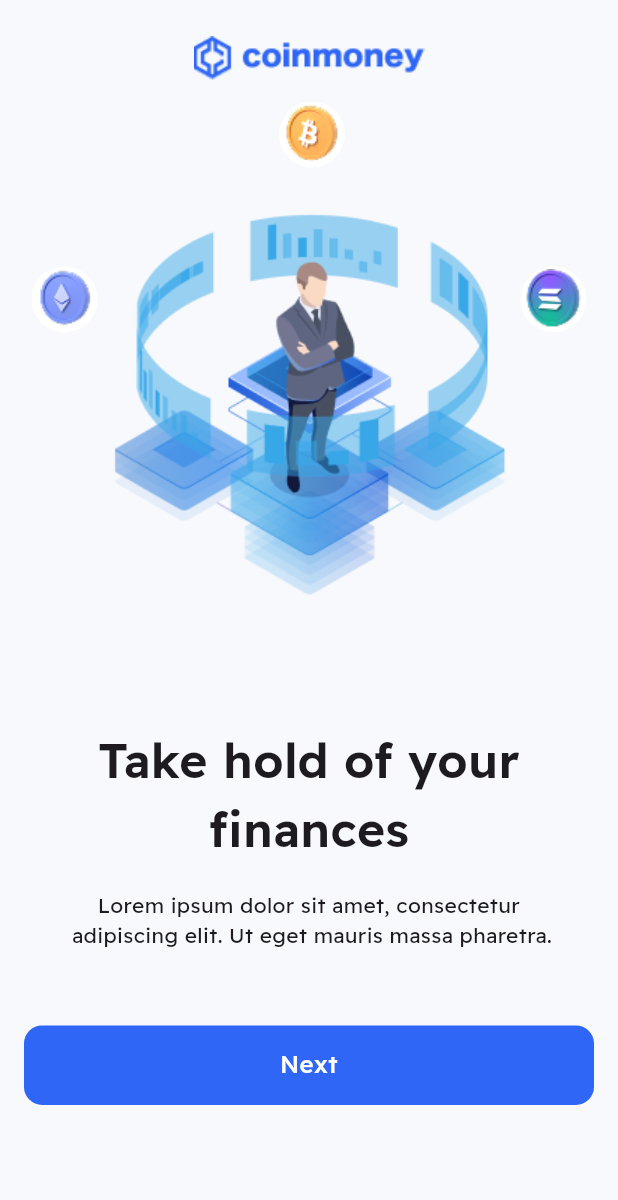
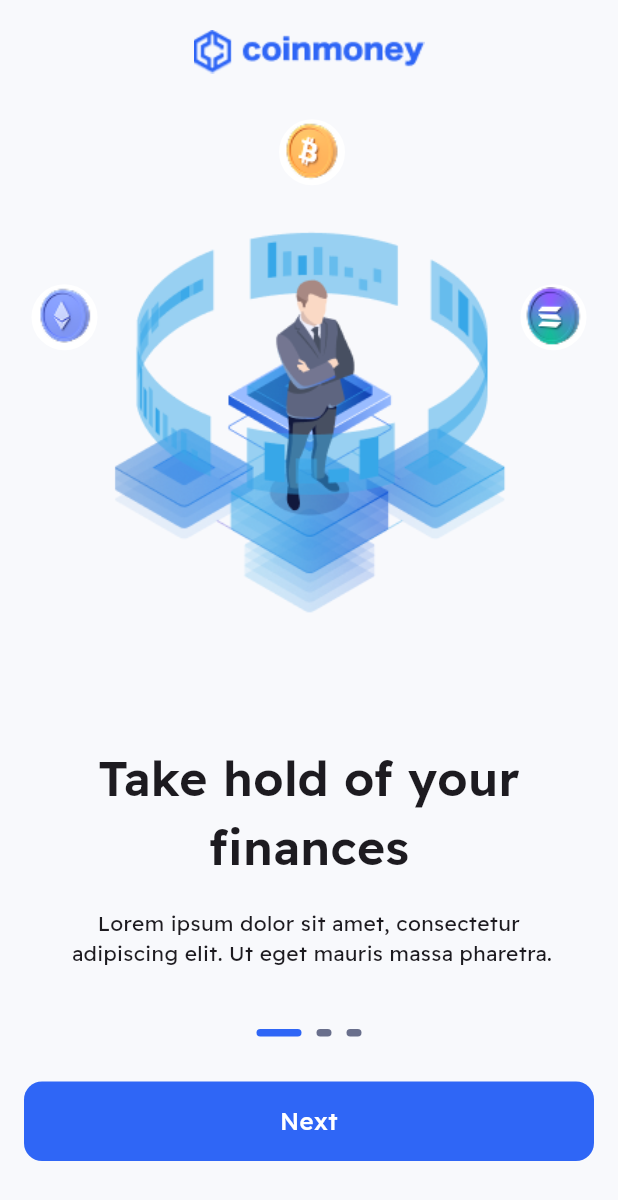
Before and after one commit to minKasent/crypto_exchange, a Flutter app: the OnboardScreens screen opened directly, on a phone screen of 412 x 824 dp. Shown: the top 1200 px of the screen. Run offline on Flutter 3.47's test engine with Material 3 defaults, Android fonts, the phone set to English and light mode, and no system bars; our stand-ins replace shared_preferences; accounts and stored records are empty.

Commit message:
completed onboarding

```diff
--- /dev/null
+++ b/lib/components/onboarding_page.dart
@@ -0,0 +1,93 @@
+import 'package:crypto_exchange/components/app_text.dart';
+import 'package:crypto_exchange/components/app_text_style.dart';
+import 'package:crypto_exchange/constants/app_icons_path.dart';
+import 'package:flutter/material.dart';
+
+
+class OnboardingPage extends StatelessWidget {
+  final String imagePath;
+  final String title;
+  final String description;
+
+  const OnboardingPage({
+    super.key,
+    required this.imagePath,
+    required this.title,
+    required this.description,
+  });
+
+  @override
+  Widget build(BuildContext context) {
+    return Column(
+      mainAxisAlignment: MainAxisAlignment.center,
+      children: [
+        Center(
+          child: Stack(
+            clipBehavior: Clip.none,
+            children: [
+              SizedBox(
+                width: 350,
+                height: 350,
+                child: Center(
+                  child: Image.asset(
+                    imagePath,
+                    fit: BoxFit.contain,
+                  ),
+                ),
+              ),
+              // Icon Ethereum
+              Positioned(
+                top: -10,
+                left: 155,
+                child: CircleAvatar(
+                  backgroundColor: Colors.white,
+                  radius: 22,
+                  child: Image.asset(AppIconsPath.iconsBTC),
+                ),
+              ),
+              // Icon Bitcoin
+              Positioned(
+                left: -10,
+                top: 100,
+                child: CircleAvatar(
+                  backgroundColor: Colors.white,
+                  radius: 22,
+                  child: Image.asset(AppIconsPath.iconsETH),
+                ),
+              ),
+              // Icon Stable coin
+              Positioned(
+                right: -10,
+                top: 100,
+                child: CircleAvatar(
+                  backgroundColor: Colors.white,
+                  radius: 22,
+                  child: Image.asset(AppIconsPath.iconsSLA),
+                ),
+              ),
+            ],
+          ),
+        ),
+        Column(
+          mainAxisAlignment: MainAxisAlignment.center,
+          children: [
+            const SizedBox(height: 56),
+            Padding(
+              padding: const EdgeInsets.symmetric(horizontal: 10.0),
+              child: AppText(content: title),
+            ),
+            const SizedBox(height: 18),
+            Padding(
+              padding: const EdgeInsets.symmetric(horizontal: 18.0),
+              child: Text(
+                description,
+                style: AppTextStyle.text14Regular,
+                textAlign: TextAlign.center,
+              ),
+            ),
+          ],
+        ),
+      ],
+    );
+  }
+}
--- a/lib/constants/app_colors_path.dart
+++ b/lib/constants/app_colors_path.dart
@@ -3,5 +3,6 @@ import 'dart:ui';
 class AppColorsPath {
   static Color lightWhite = const Color(0xFFF8F9FC);
   static Color blue = const Color(0xFF2F66F6);
-  static Color  white = const Color(0xFFFFFFFF);
+  static Color white = const Color(0xFFFFFFFF);
+  static Color grey = const Color(0xFF696F8C);
 }
--- a/lib/constants/app_icons_path.dart
+++ b/lib/constants/app_icons_path.dart
@@ -1,5 +1,10 @@
 class AppIconsPath {
-  static const String iconsBTC = 'assets/images/Bitcoin.png';
-  static const String iconsETH = 'assets/images/Ethereum.png';
-  static const String iconsSLA = 'assets/images/Solana.png';
+  static const String iconsBTC = 'assets/icons/Bitcoin.png';
+  static const String iconsETH = 'assets/icons/Ethereum.png';
+  static const String iconsSLA = 'assets/icons/Solana.png';
+  static const String iconsHome = 'assets/icons/Home.png';
+  static const String iconsTrade = 'assets/icons/Trade.png';
+  static const String iconsMarket = 'assets/icons/Market.png';
+  static const String iconsWallet = 'assets/icons/Wallet.png';
+  static const String iconsFavorites = 'assets/icons/Favorites.png';
 }
--- a/lib/main.dart
+++ b/lib/main.dart
@@ -1,13 +1,18 @@
 import 'package:crypto_exchange/screens/demo_stream.dart';
 import 'package:crypto_exchange/screens/onboard_screens.dart';
 import 'package:flutter/material.dart';
+import 'package:shared_preferences/shared_preferences.dart';
 
-void main() {
-  runApp(const MyApp());
+void main() async {
+  WidgetsFlutterBinding.ensureInitialized();
+  SharedPreferences prefs = await SharedPreferences.getInstance();
+  bool onboardingCompleted = prefs.getBool('onboarding_completed') ?? false;
+  runApp(MyApp(onboardingCompleted: onboardingCompleted));
 }
 
 class MyApp extends StatelessWidget {
-  const MyApp({super.key});
+  final bool onboardingCompleted;
+  const MyApp({super.key, required this.onboardingCompleted});
 
   @override
   Widget build(BuildContext context) {
@@ -17,7 +22,7 @@ class MyApp extends StatelessWidget {
       theme: ThemeData(
         colorScheme: ColorScheme.fromSeed(seedColor: Colors.deepPurple),
       ),
-      home: const DemoHomeScreen(),
+      home: onboardingCompleted ? const DemoHomeScreen() : const OnboardScreens(),
     );
   }
 }
--- a/lib/screens/onboard_screens.dart
+++ b/lib/screens/onboard_screens.dart
@@ -1,12 +1,33 @@
 import 'package:crypto_exchange/components/app_text.dart';
 import 'package:crypto_exchange/components/app_text_style.dart';
+import 'package:crypto_exchange/components/onboarding_page.dart';
 import 'package:crypto_exchange/constants/app_colors_path.dart';
-import 'package:crypto_exchange/constants/app_icons_path.dart';
 import 'package:crypto_exchange/constants/app_images_path.dart';
+import 'package:crypto_exchange/screens/demo_stream.dart';
 import 'package:flutter/material.dart';
+import 'package:shared_preferences/shared_preferences.dart';
 
-class OnboardScreens extends StatelessWidget {
+
+class OnboardScreens extends StatefulWidget {
   const OnboardScreens({super.key});
+
+  @override
+  State<OnboardScreens> createState() => _OnboardScreensState();
+}
+
+class _OnboardScreensState extends State<OnboardScreens> {
+  final PageController _pageController = PageController();
+  int _currentPage = 0;
+
+  @override
+  void initState() {
+    super.initState();
+    _pageController.addListener(() {
+      setState(() {
+        _currentPage = _pageController.page!.round();
+      });
+    });
+  }
 
   @override
   Widget build(BuildContext context) {
@@ -16,100 +37,88 @@ class OnboardScreens extends StatelessWidget {
       body: SafeArea(
         child: Column(
           children: [
+            SizedBox(height: 20,),
             Row(
               mainAxisAlignment: MainAxisAlignment.center,
               children: [
-                Image.asset(
-                  alignment: Alignment.center,
-                  AppImagePaths.logo,
-                  width: size.width,
-                ),
+                Image.asset(AppImagePaths.logo)
               ],
             ),
-            Center(
-              child: Stack(
-                clipBehavior: Clip.none,
-                children: [
-                  SizedBox(
-                    width: 350,
-                    height: 350,
-                    child: Center(
-                      child: Image.asset(
-                        AppImagePaths.img_market_analysis,
-                        fit: BoxFit.contain,
+            Expanded(
+              child: PageView(
+                controller: _pageController,
+                children: const [
+                  OnboardingPage(
+                    imagePath: 'assets/images/market_analysis.png',
+                    title: 'Take hold of your finances',
+                    description:
+                    'Lorem ipsum dolor sit amet, consectetur \n adipiscing elit. Ut eget mauris massa pharetra.',
                   ),
+                  OnboardingPage(
+                    imagePath: 'assets/images/mobile _financial_analytics.png',
+                    title: 'Smart trading tools',
+                    description:
+                    'Lorem ipsum dolor sit amet, consectetur \n adipiscing elit. Ut eget mauris massa pharetra.',
                   ),
-                  ),
-                  // Icon Ethereum
-                  Positioned(
-                    top: -10,
-                    left: 155,
-                    child: CircleAvatar(
-                      backgroundColor: Colors.white,
-                      radius: 22,
-                      child: Image.asset(AppIconsPath.iconsBTC),
-                    ),
-                  ),
-                  // Icon Bitcoin
-                  Positioned(
-                    left: -10,
-                    top: 100,
-                    child: CircleAvatar(
-                      backgroundColor: Colors.white,
-                      radius: 22,
-                      child: Image.asset(AppIconsPath.iconsETH),
-                    ),
-                  ),
-                  // Icon Stable coin
-                  Positioned(
-                    right: -10,
-                    top: 100,
-                    child: CircleAvatar(
-                      backgroundColor: Colors.white,
-                      radius: 22,
-                      child: Image.asset(AppIconsPath.iconsSLA),
-                    ),
+                  OnboardingPage(
+                    imagePath: 'assets/images/blockchain_development.png',
+                    title: 'Invest in the future',
+                    description:
+                    'Lorem ipsum dolor sit amet, consectetur \n adipiscing elit. Ut eget mauris massa pharetra.',
                   ),
                 ],
               ),
             ),
-            Column(
+            Row(
               mainAxisAlignment: MainAxisAlignment.center,
-              children: [
-                const SizedBox(height: 56),
-                Padding(
-                  padding: const EdgeInsets.symmetric(horizontal: 10.0),
-                  child: AppText(content: "Take hold of your\nfinances"),
+              children: List.generate(3, (index) {
+                return AnimatedContainer(
+                  duration: const Duration(milliseconds: 300),
+                  height: 5,
+                  width: _currentPage == index ? 30 : 10,
+                  margin: const EdgeInsets.symmetric(horizontal: 5),
+                  decoration: BoxDecoration(
+                    color: _currentPage == index
+                        ? AppColorsPath.blue
+                        : AppColorsPath.grey,
+                    borderRadius: BorderRadius.circular(5),
                   ),
-                const SizedBox(height: 18),
-                Padding(
-                  padding: const EdgeInsets.symmetric(horizontal: 18.0),
-                  child: Text(
-                    "Lorem ipsum dolor sit amet, consectetur \n adipiscing elit. Ut eget mauris massa pharetra.",
-                    style: AppTextStyle.text14Regular,
-                    textAlign: TextAlign.center,
+                );
+              }),
             ),
-                ),
-              ],
-            ),
-            SizedBox(height: 50),
-            Container(
+            const SizedBox(height: 30),
+            GestureDetector(
+              onTap: () async {
+                if (_currentPage < 2) {
+                  _pageController.nextPage(
+                    duration: const Duration(milliseconds: 500),
+                    curve: Curves.ease,
+                  );
+                } else {
+                  SharedPreferences prefs =
+                  await SharedPreferences.getInstance();
+                  await prefs.setBool('onboarding_completed', true);
+                  Navigator.pushReplacement(
+                    context,
+                    MaterialPageRoute(
+                        builder: (context) => const DemoHomeScreen()),
+                  );
+                }
+              },
+              child: Container(
                 width: size.width - 16 * 2,
-              padding: EdgeInsets.symmetric(vertical: 15),
+                padding: const EdgeInsets.symmetric(vertical: 15),
                 decoration: BoxDecoration(
                   color: AppColorsPath.blue,
                   borderRadius: BorderRadius.circular(12),
                 ),
                 child: AppText(
                   content: "Next",
-                style: TextStyle(
-                  fontFamily: 'Readex Pro',
-                  fontSize: 16,
-                  fontWeight: FontWeight.w500,
-                  color: AppColorsPath.white,
+                  style: AppTextStyle.text16Medium,
                 ),
               ),
             ),
+            const SizedBox(height: 50),
           ],
         ),
       ),
--- a/pubspec.yaml
+++ b/pubspec.yaml
@@ -43,6 +43,8 @@ dependencies:
 
   # State Managment
   provider: ^6.1.2
+  # Shared Preferences
+  shared_preferences: ^2.5.3
 
 dev_dependencies:
   flutter_test:
@@ -72,6 +74,7 @@ flutter:
   # To add assets to your application, add an assets section, like this:
   assets:
     - assets/images/
+    - assets/icons/
 
   # An image asset can refer to one or more resolution-specific "variants", see
   # https://flutter.dev/to/resolution-aware-images
```
Also changed, not shown: assets/icons/Bitcoin.png (renamed from assets/images/Bitcoin.png), assets/icons/Ethereum.png (renamed from assets/images/Ethereum.png), assets/icons/Favorites.png (added), assets/icons/Home.png (added), assets/icons/Market.png (added), assets/icons/Solana.png (renamed from assets/images/Solana.png), assets/icons/Trade.png (added), assets/icons/Wallet.png (added), pubspec.lock, 2 other files. Lines whose indentation alone changed are shown as unchanged.
